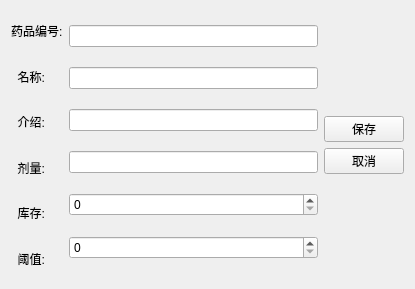
Before: the Qt Designer form CommunityMedicalSystem/doctoreditview.ui in yuerbufei/QtCourse, drawn with Qt 5.
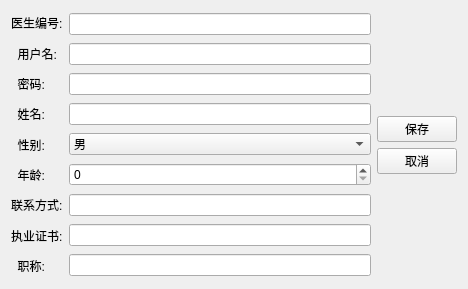
After: the same form once the commit is applied.

Commit message:
药品信息管理
药品信息管理：允许管理员添加、编辑、删除药品信息

Patch:
```diff
--- a/CommunityMedicalSystem/doctoreditview.ui
+++ b/CommunityMedicalSystem/doctoreditview.ui
@@ -6,7 +6,7 @@
    <rect>
     <x>0</x>
     <y>0</y>
-    <width>415</width>
+    <width>468</width>
     <height>289</height>
    </rect>
   </property>
@@ -21,42 +21,63 @@
        <item>
         <widget class="QLabel" name="label_25">
          <property name="text">
-          <string>药品编号:</string>
-         </property>
-        </widget>
-       </item>
-       <item>
-        <widget class="QLabel" name="label_26">
-         <property name="text">
-          <string>  名称:</string>
-         </property>
-        </widget>
-       </item>
-       <item>
-        <widget class="QLabel" name="label_27">
-         <property name="text">
-          <string>  介绍:</string>
+          <string>医生编号:</string>
          </property>
         </widget>
        </item>
        <item>
         <widget class="QLabel" name="label_28">
          <property name="text">
-          <string>  剂量:</string>
+          <string>  用户名:</string>
          </property>
         </widget>
        </item>
        <item>
-        <widget class="QLabel" name="label_29">
+        <widget class="QLabel" name="label_27">
          <property name="text">
-          <string>  库存:</string>
+          <string>  密码:</string>
+         </property>
+        </widget>
+       </item>
+       <item>
+        <widget class="QLabel" name="label_26">
+         <property name="text">
+          <string>  姓名:</string>
+         </property>
+        </widget>
+       </item>
+       <item>
+        <widget class="QLabel" name="label">
+         <property name="text">
+          <string>  性别:</string>
+         </property>
+        </widget>
+       </item>
+       <item>
+        <widget class="QLabel" name="label_2">
+         <property name="text">
+          <string>  年龄:</string>
          </property>
         </widget>
        </item>
        <item>
         <widget class="QLabel" name="label_30">
          <property name="text">
-          <string>  阈值:</string>
+          <string>联系方式:</string>
+         </property>
+        </widget>
+       </item>
+       <item>
+        <widget class="QLabel" name="label_3">
+         <property name="text">
+          <string>执业证书:</string>
+         </property>
+        </widget>
+       </item>
+       <item>
+        <widget class="QLabel" name="label_29">
+         <property name="text">
+          <string>  职称:</string>
          </property>
         </widget>
        </item>
@@ -77,10 +98,30 @@
         <widget class="QLineEdit" name="dosage"/>
        </item>
        <item>
-        <widget class="QSpinBox" name="stockQuantity"/>
+        <widget class="QComboBox" name="gender">
+         <item>
+          <property name="text">
+           <string>男</string>
+          </property>
+         </item>
+         <item>
+          <property name="text">
+           <string>女</string>
+          </property>
+         </item>
+        </widget>
        </item>
        <item>
-        <widget class="QSpinBox" name="threshold"/>
+        <widget class="QSpinBox" name="age"/>
+       </item>
+       <item>
+        <widget class="QLineEdit" name="phone"/>
+       </item>
+       <item>
+        <widget class="QLineEdit" name="licenseNumber"/>
+       </item>
+       <item>
+        <widget class="QLineEdit" name="title"/>
        </item>
       </layout>
      </item>
```
Left out of the diff: 8 changed lines with no effect on the pictures. The commit also changes 39 other files.
